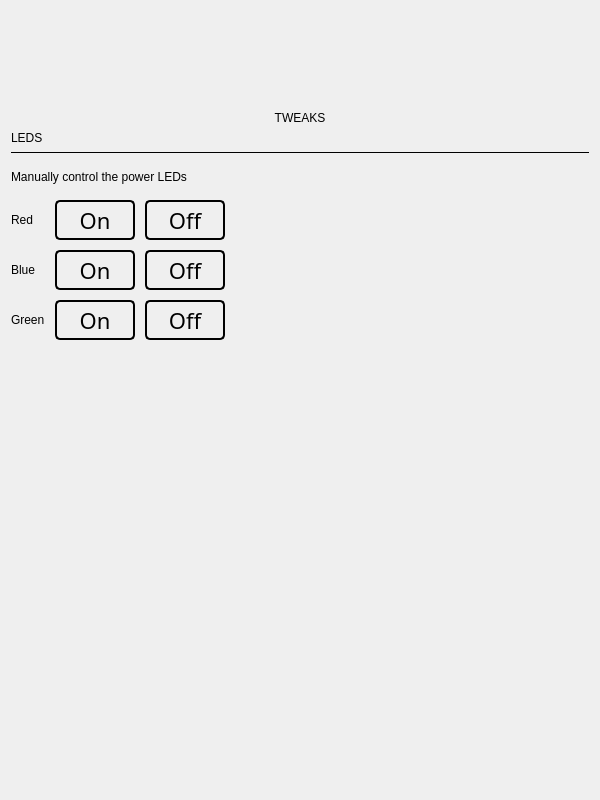
ah-/koboplugins, file src/tweaks/tweakview.ui: the form before one commit.
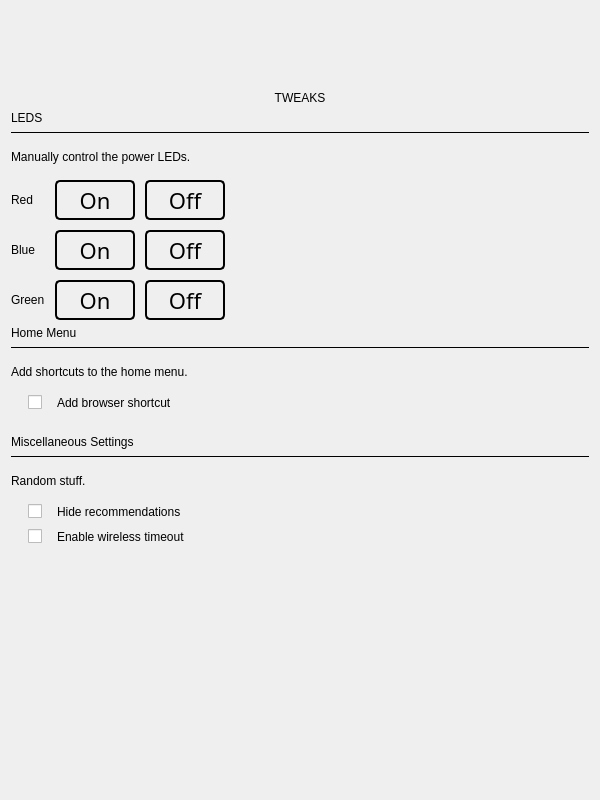
The form after the commit. Icons and pictures are not drawn.

Commit message: Browser shortgut + hide recommendations

Patch:
```diff
--- a/src/tweaks/tweakview.ui
+++ b/src/tweaks/tweakview.ui
@@ -25,7 +25,7 @@
      <property name="sizeHint" stdset="0">
       <size>
        <width>20</width>
-       <height>100</height>
+       <height>80</height>
       </size>
      </property>
     </spacer>
@@ -86,7 +86,7 @@
 padding-bottom: 10;</string>
      </property>
      <property name="text">
-      <string>Manually control the power LEDs</string>
+      <string>Manually control the power LEDs.</string>
      </property>
      <property name="textFormat">
       <enum>Qt::RichText</enum>
@@ -328,6 +328,237 @@
      </item>
     </layout>
    </item>
+   <item>
+    <widget class="QLabel" name="label_8">
+     <property name="styleSheet">
+      <string notr="true">font: 20px &quot;Avenir&quot;;</string>
+     </property>
+     <property name="text">
+      <string>Home Menu</string>
+     </property>
+     <property name="textFormat">
+      <enum>Qt::RichText</enum>
+     </property>
+     <property name="wordWrap">
+      <bool>true</bool>
+     </property>
+    </widget>
+   </item>
+   <item>
+    <widget class="QFrame" name="frame_2">
+     <property name="frameShape">
+      <enum>QFrame::HLine</enum>
+     </property>
+     <property name="frameShadow">
+      <enum>QFrame::Plain</enum>
+     </property>
+    </widget>
+   </item>
+   <item>
+    <widget class="QLabel" name="label_7">
+     <property name="styleSheet">
+      <string notr="true">font: 20px &quot;Avenir&quot;; 
+padding-top: 10px; 
+padding-bottom: 10;</string>
+     </property>
+     <property name="text">
+      <string>Add shortcuts to the home menu.</string>
+     </property>
+     <property name="textFormat">
+      <enum>Qt::RichText</enum>
+     </property>
+     <property name="wordWrap">
+      <bool>true</bool>
+     </property>
+     <property name="indent">
+      <number>0</number>
+     </property>
+    </widget>
+   </item>
+   <item>
+    <layout class="QFormLayout" name="formLayout_2">
+     <property name="fieldGrowthPolicy">
+      <enum>QFormLayout::AllNonFixedFieldsGrow</enum>
+     </property>
+     <property name="horizontalSpacing">
+      <number>10</number>
+     </property>
+     <property name="verticalSpacing">
+      <number>10</number>
+     </property>
+     <item row="0" column="0">
+      <widget class="QLabel" name="label_9">
+       <property name="styleSheet">
+        <string notr="true">font: 20px &quot;Avenir&quot;; 
+padding-top: 10px; 
+padding-bottom: 10;</string>
+       </property>
+       <property name="text">
+        <string/>
+       </property>
+       <property name="textFormat">
+        <enum>Qt::RichText</enum>
+       </property>
+       <property name="wordWrap">
+        <bool>true</bool>
+       </property>
+       <property name="indent">
+        <number>0</number>
+       </property>
+      </widget>
+     </item>
+     <item row="0" column="1">
+      <widget class="QCheckBox" name="browserShortcut">
+       <property name="styleSheet">
+        <string notr="true">QCheckBox {
+    spacing: 15px;
+    font: bold 20px &quot;Avenir&quot;;
+}
+
+QCheckBox::indicator:unchecked {
+    image: url(:/images/widgets/checkbox_off.png);
+}
+QCheckBox::indicator:checked {
+    image: url(:/images/widgets/checkbox_on.png);
+}
+QCheckBox::indicator:disabled {
+    image: url(:/images/widgets/checkbox_disabled.png);
+}
+</string>
+       </property>
+       <property name="text">
+        <string>Add browser shortcut</string>
+       </property>
+      </widget>
+     </item>
+    </layout>
+   </item>
+   <item>
+    <widget class="QLabel" name="label_11">
+     <property name="styleSheet">
+      <string notr="true">font: 20px &quot;Avenir&quot;;</string>
+     </property>
+     <property name="text">
+      <string>Miscellaneous Settings</string>
+     </property>
+     <property name="textFormat">
+      <enum>Qt::RichText</enum>
+     </property>
+     <property name="wordWrap">
+      <bool>true</bool>
+     </property>
+    </widget>
+   </item>
+   <item>
+    <widget class="QFrame" name="frame_3">
+     <property name="frameShape">
+      <enum>QFrame::HLine</enum>
+     </property>
+     <property name="frameShadow">
+      <enum>QFrame::Plain</enum>
+     </property>
+    </widget>
+   </item>
+   <item>
+    <widget class="QLabel" name="label_10">
+     <property name="styleSheet">
+      <string notr="true">font: 20px &quot;Avenir&quot;; 
+padding-top: 10px; 
+padding-bottom: 10;</string>
+     </property>
+     <property name="text">
+      <string>Random stuff.</string>
+     </property>
+     <property name="textFormat">
+      <enum>Qt::RichText</enum>
+     </property>
+     <property name="wordWrap">
+      <bool>true</bool>
+     </property>
+     <property name="indent">
+      <number>0</number>
+     </property>
+    </widget>
+   </item>
+   <item>
+    <layout class="QFormLayout" name="formLayout_3">
+     <property name="horizontalSpacing">
+      <number>10</number>
+     </property>
+     <property name="verticalSpacing">
+      <number>10</number>
+     </property>
+     <item row="1" column="0">
+      <widget class="QLabel" name="label_12">
+       <property name="styleSheet">
+        <string notr="true">font: 20px &quot;Avenir&quot;; 
+padding-top: 10px; 
+padding-bottom: 10;</string>
+       </property>
+       <property name="text">
+        <string/>
+       </property>
+       <property name="textFormat">
+        <enum>Qt::RichText</enum>
+       </property>
+       <property name="wordWrap">
+        <bool>true</bool>
+       </property>
+       <property name="indent">
+        <number>0</number>
+       </property>
+      </widget>
+     </item>
+     <item row="1" column="1">
+      <widget class="QCheckBox" name="wifiTimeout">
+       <property name="styleSheet">
+        <string notr="true">QCheckBox {
+    spacing: 15px;
+    font: bold 20px &quot;Avenir&quot;;
+}
+
+QCheckBox::indicator:unchecked {
+    image: url(:/images/widgets/checkbox_off.png);
+}
+QCheckBox::indicator:checked {
+    image: url(:/images/widgets/checkbox_on.png);
+}
+QCheckBox::indicator:disabled {
+    image: url(:/images/widgets/checkbox_disabled.png);
+}
+</string>
+       </property>
+       <property name="text">
+        <string>Enable wireless timeout</string>
+       </property>
+      </widget>
+     </item>
+     <item row="0" column="1">
+      <widget class="QCheckBox" name="hideRecommendations">
+       <property name="styleSheet">
+        <string notr="true">QCheckBox {
+    spacing: 15px;
+    font: bold 20px &quot;Avenir&quot;;
+}
+
+QCheckBox::indicator:unchecked {
+    image: url(:/images/widgets/checkbox_off.png);
+}
+QCheckBox::indicator:checked {
+    image: url(:/images/widgets/checkbox_on.png);
+}
+QCheckBox::indicator:disabled {
+    image: url(:/images/widgets/checkbox_disabled.png);
+}
+</string>
+       </property>
+       <property name="text">
+        <string>Hide recommendations</string>
+       </property>
+      </widget>
+     </item>
+    </layout>
+   </item>
    <item>
     <spacer name="verticalSpacer">
      <property name="orientation">
```
The commit also changes 5 other files.
